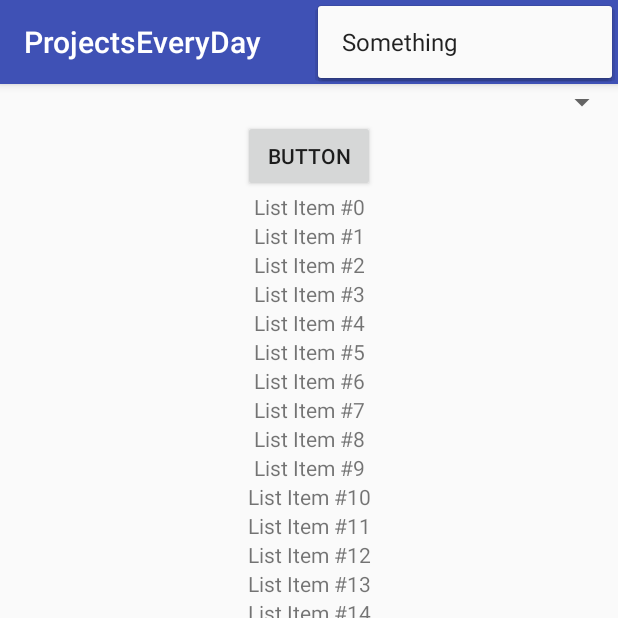
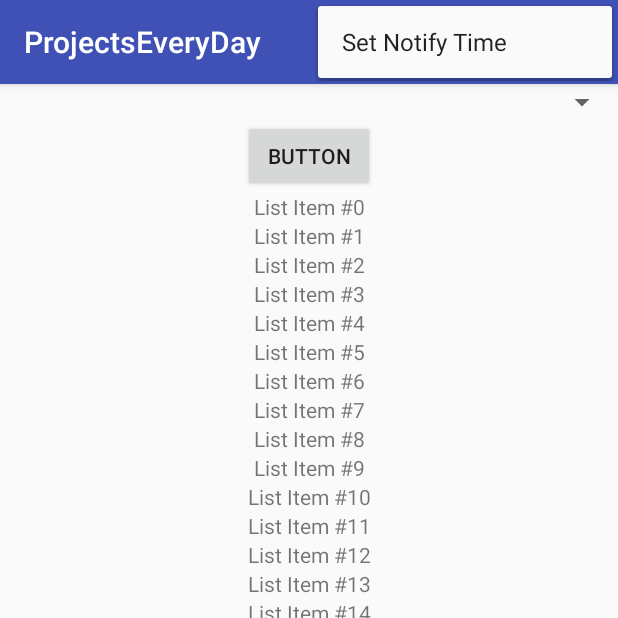
Before and after one commit to FigyTuna/ProjectsEveryDay, an Android app: the screen it shows after launch (MainActivity), with the options menu open, on a phone screen of 412 x 824 dp, the top half of it. Run offline under Robolectric (Android 15) with nearby library versions, the phone set to English and light mode, and no system bars.

Commit message:
Menu switch.

```diff
--- a/app/src/main/res/menu/main_activity_menu.xml
+++ b/app/src/main/res/menu/main_activity_menu.xml
@@ -2,7 +2,7 @@
 <menu xmlns:android="http://schemas.android.com/apk/res/android">
 
     <item
-        android:id="@+id/option1"
-        android:title="Something"/>
+        android:id="@+id/chooseTime"
+        android:title="Set Notify Time"/>
 
 </menu>
```
Also changed, not shown: app/src/main/java/com/figytuna/projectseveryday/MainActivity.java (+14 -0 lines).
